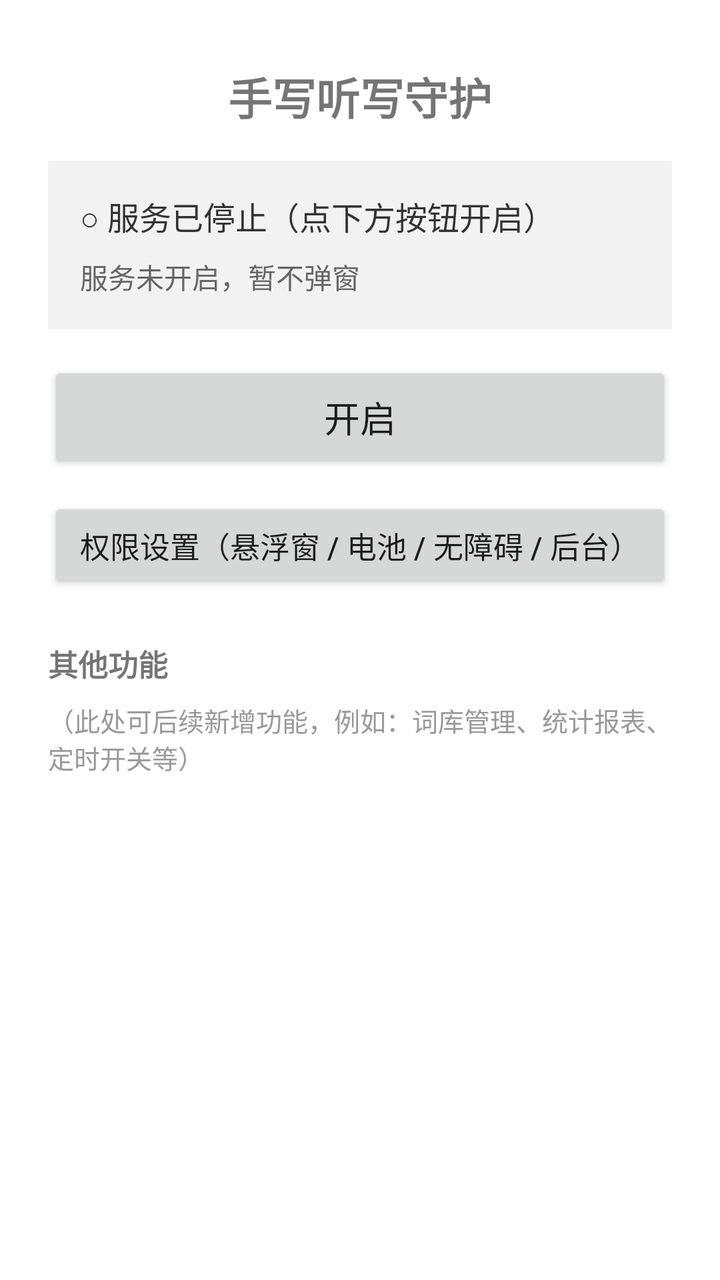
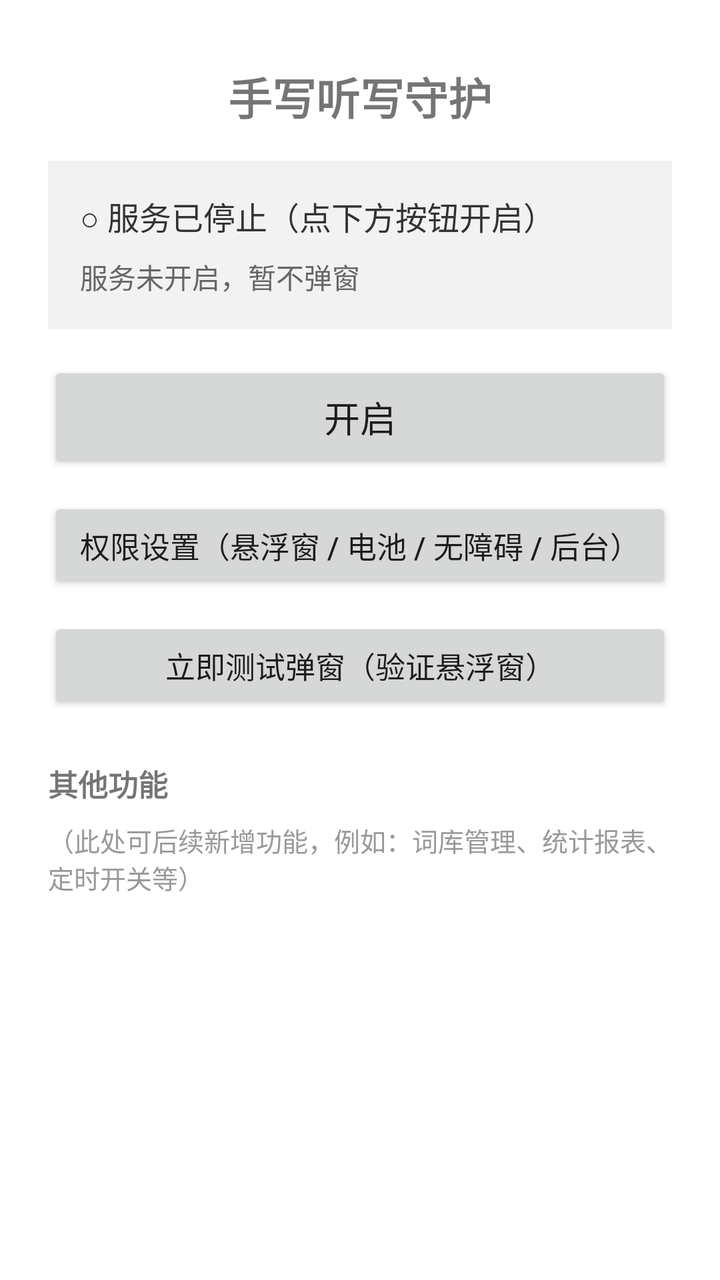

Screens rendered from an Android XML layout before and after an edit, with the pre-edit source and the edit as a unified diff.
<!-- AndroidManifest.xml: activity theme Theme.App -->
<!-- res/layout/activity_main.xml -->
<?xml version="1.0" encoding="utf-8"?>
<LinearLayout xmlns:android="http://schemas.android.com/apk/res/android"
    android:layout_width="match_parent"
    android:layout_height="match_parent"
    android:orientation="vertical"
    android:padding="24dp"
    android:background="@android:color/white">

    
    <TextView
        android:layout_width="match_parent"
        android:layout_height="wrap_content"
        android:text="@string/app_name"
        android:textSize="22sp"
        android:textStyle="bold"
        android:gravity="center"
        android:layout_marginTop="8dp"
        android:layout_marginBottom="16dp" />

    
    <LinearLayout
        android:layout_width="match_parent"
        android:layout_height="wrap_content"
        android:orientation="vertical"
        android:padding="16dp"
        android:background="#F2F2F2"
        android:layout_marginBottom="16dp">

        <TextView
            android:id="@+id/tv_status"
            android:layout_width="match_parent"
            android:layout_height="wrap_content"
            android:text="@string/status_stopped"
            android:textSize="16sp"
            android:textColor="#333333" />

        <TextView
            android:id="@+id/tv_next"
            android:layout_width="match_parent"
            android:layout_height="wrap_content"
            android:text="@string/next_hint_idle"
            android:textSize="14sp"
            android:textColor="#666666"
            android:layout_marginTop="8dp" />
    </LinearLayout>

    
    <Button
        android:id="@+id/btn_toggle"
        android:layout_width="match_parent"
        android:layout_height="56dp"
        android:text="@string/btn_start"
        android:textSize="18sp"
        android:layout_marginBottom="12dp" />

    
    <Button
        android:id="@+id/btn_permissions"
        android:layout_width="match_parent"
        android:layout_height="48dp"
        android:text="@string/btn_permissions"
        android:textSize="15sp"
        android:layout_marginBottom="24dp" />

    
    <TextView
        android:layout_width="match_parent"
        android:layout_height="wrap_content"
        android:text="@string/section_other"
        android:textSize="15sp"
        android:textStyle="bold"
        android:layout_marginBottom="8dp" />

    <TextView
        android:layout_width="match_parent"
        android:layout_height="wrap_content"
        android:text="@string/other_placeholder"
        android:textSize="13sp"
        android:textColor="#999999" />

</LinearLayout>
<!-- resources referenced by this layout -->
<resources>
  <string name="app_name">手写听写守护</string>
  <string name="btn_permissions">权限设置（悬浮窗 / 电池 / 无障碍 / 后台）</string>
  <string name="btn_start">开启</string>
  <string name="next_hint_idle">服务未开启，暂不弹窗</string>
  <string name="other_placeholder">（此处可后续新增功能，例如：词库管理、统计报表、定时开关等）</string>
  <string name="section_other">其他功能</string>
  <string name="status_stopped">○ 服务已停止（点下方按钮开启）</string>
  <style name="Theme.App" parent="Theme.AppCompat.Light.NoActionBar">
          <item name="android:windowBackground">@android:color/white</item>
          <item name="android:windowNoTitle">true</item>
          <item name="android:windowActionBar">false</item>
      </style>
</resources>

<!-- the commit's change to res/layout/activity_main.xml (unified diff, before → after) -->
@@ -60,6 +60,15 @@
         android:layout_height="48dp"
         android:text="@string/btn_permissions"
         android:textSize="15sp"
+        android:layout_marginBottom="12dp" />
+
+    
+    <Button
+        android:id="@+id/btn_test_pop"
+        android:layout_width="match_parent"
+        android:layout_height="48dp"
+        android:text="@string/btn_test_pop"
+        android:textSize="15sp"
         android:layout_marginBottom="24dp" />
 
     
<!-- resource entries referenced after the edit -->
@@ -3,6 +3,7 @@
   <string name="app_name">手写听写守护</string>
   <string name="btn_permissions">权限设置（悬浮窗 / 电池 / 无障碍 / 后台）</string>
   <string name="btn_start">开启</string>
+  <string name="btn_test_pop">立即测试弹窗（验证悬浮窗）</string>
   <string name="next_hint_idle">服务未开启，暂不弹窗</string>
   <string name="other_placeholder">（此处可后续新增功能，例如：词库管理、统计报表、定时开关等）</string>
   <string name="section_other">其他功能</string>
